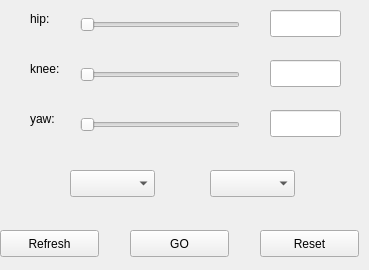
First picture: the form in dragon_visualization/dragon_data_control/resource/data_control.ui, repository zz19930617/dragon_visualization, before the edit.
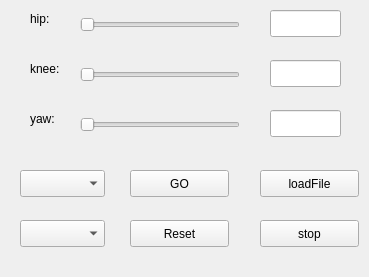
Second picture: the form after the edit.

What changed in the file:
```diff
--- a/dragon_visualization/dragon_data_control/resource/data_control.ui
+++ b/dragon_visualization/dragon_data_control/resource/data_control.ui
@@ -7,7 +7,7 @@
     <x>0</x>
     <y>0</y>
     <width>369</width>
-    <height>270</height>
+    <height>277</height>
    </rect>
   </property>
   <property name="windowTitle">
@@ -124,21 +124,21 @@
   <widget class="QPushButton" name="pushButton_refresh">
    <property name="geometry">
     <rect>
-     <x>0</x>
-     <y>230</y>
+     <x>260</x>
+     <y>170</y>
      <width>99</width>
      <height>27</height>
     </rect>
    </property>
    <property name="text">
-    <string>Refresh</string>
+    <string>loadFile</string>
    </property>
   </widget>
   <widget class="QPushButton" name="pushButton_go">
    <property name="geometry">
     <rect>
      <x>130</x>
-     <y>230</y>
+     <y>170</y>
      <width>99</width>
      <height>27</height>
     </rect>
@@ -150,8 +150,8 @@
   <widget class="QPushButton" name="pushButton_reset">
    <property name="geometry">
     <rect>
-     <x>260</x>
-     <y>230</y>
+     <x>130</x>
+     <y>220</y>
      <width>99</width>
      <height>27</height>
     </rect>
@@ -163,7 +163,7 @@
   <widget class="QComboBox" name="comboBox_leg">
    <property name="geometry">
     <rect>
-     <x>70</x>
+     <x>20</x>
      <y>170</y>
      <width>85</width>
      <height>27</height>
@@ -173,13 +173,26 @@
   <widget class="QComboBox" name="comboBox_type">
    <property name="geometry">
     <rect>
-     <x>210</x>
-     <y>170</y>
+     <x>20</x>
+     <y>220</y>
      <width>85</width>
      <height>27</height>
     </rect>
    </property>
   </widget>
+  <widget class="QPushButton" name="pushButton_stop">
+   <property name="geometry">
+    <rect>
+     <x>260</x>
+     <y>220</y>
+     <width>99</width>
+     <height>27</height>
+    </rect>
+   </property>
+   <property name="text">
+    <string>stop</string>
+   </property>
+  </widget>
  </widget>
  <resources/>
  <connections/>
```
Left out of the diff: 2 changed lines with no effect on the pictures.
